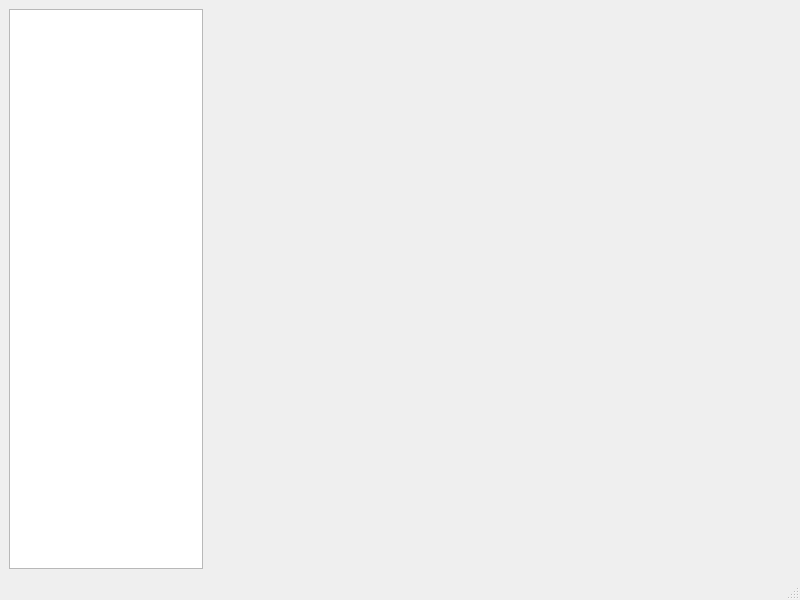
Technonmad/SAEngine, file src/main/MainWindow.ui: the form before one commit.
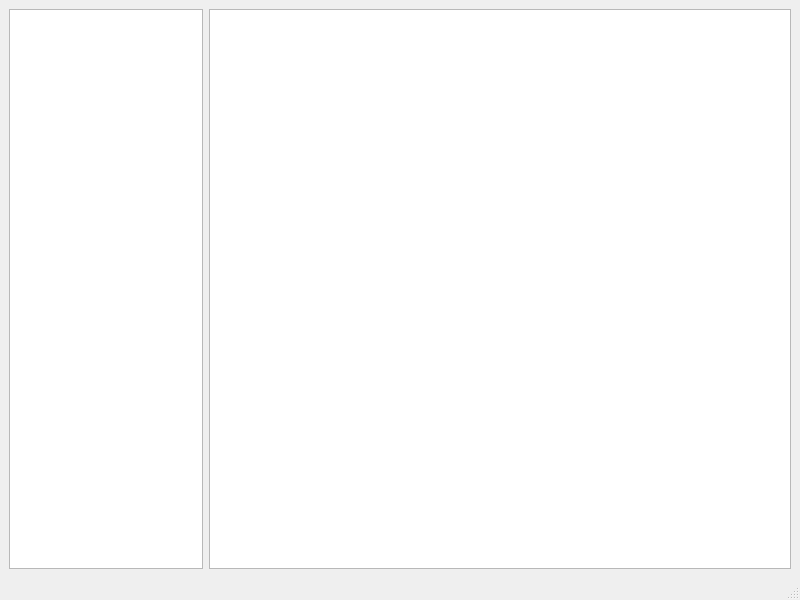
The form after the commit.

```diff
--- a/src/main/MainWindow.ui
+++ b/src/main/MainWindow.ui
@@ -29,9 +29,9 @@
      </widget>
     </item>
     <item>
-     <widget class="QWidget" name="widget" native="true">
+     <widget class="QGraphicsView" name="modelWindow">
       <property name="sizePolicy">
-       <sizepolicy hsizetype="Preferred" vsizetype="Preferred">
+       <sizepolicy hsizetype="Expanding" vsizetype="Expanding">
         <horstretch>3</horstretch>
         <verstretch>0</verstretch>
        </sizepolicy>
```
